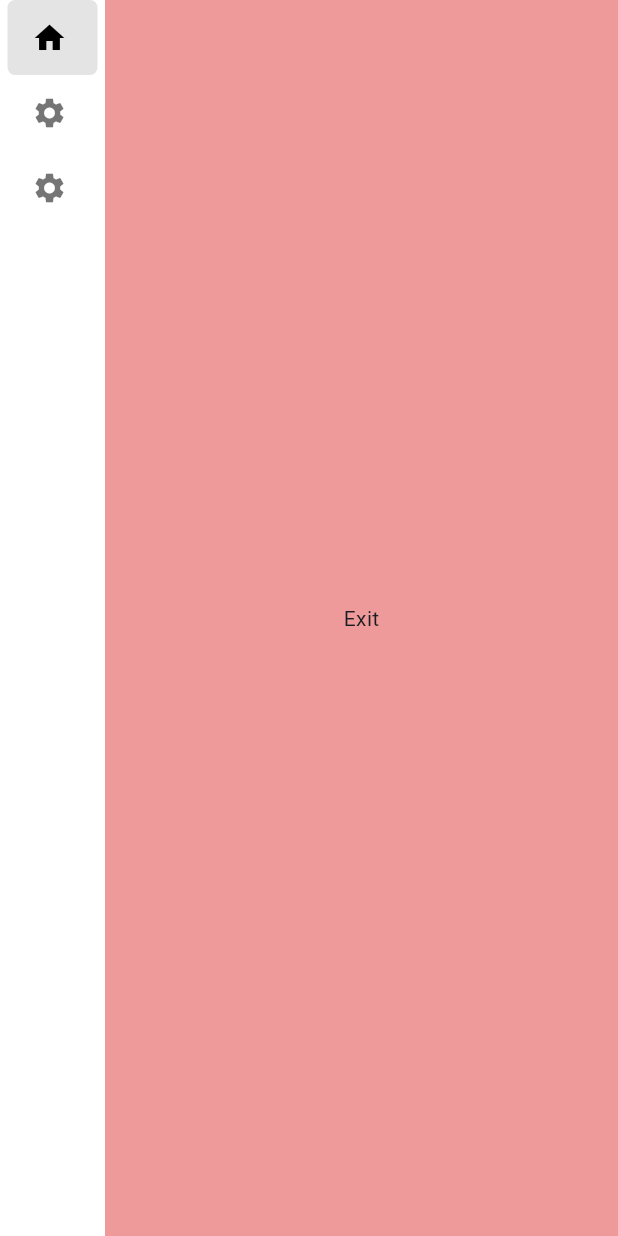
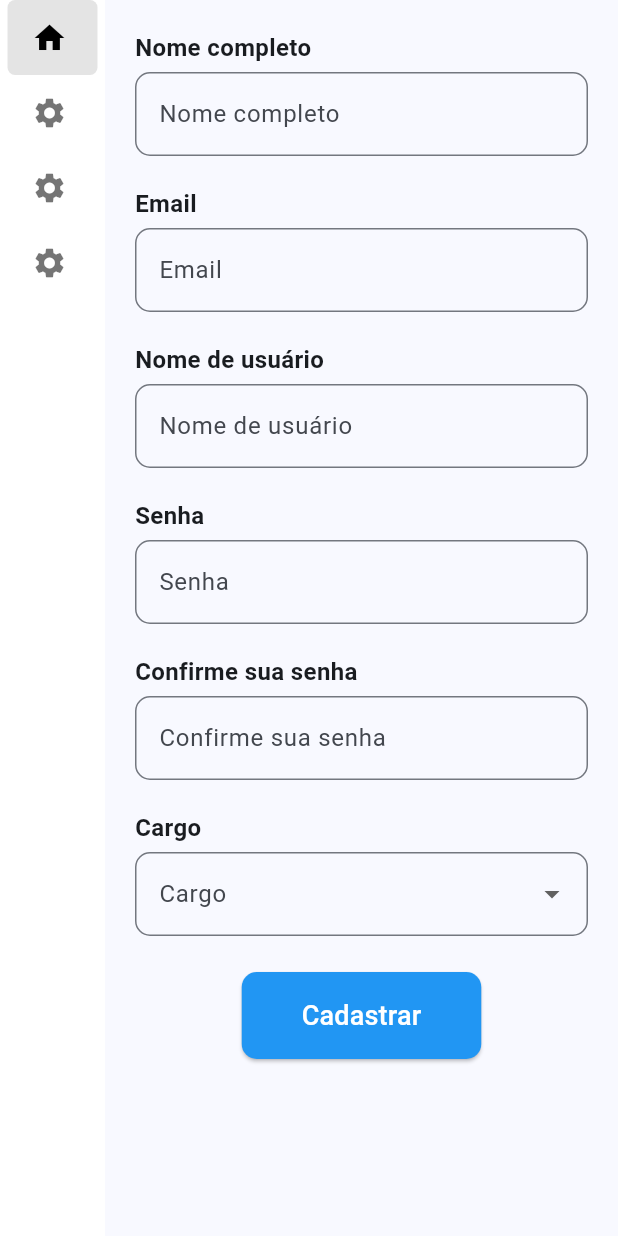
Before and after one commit to LeonardoTacca/Gerenciapinhal-FrontEnd, a Flutter app: the HomePage screen opened directly, swiped to page 2, on a phone screen of 412 x 824 dp. Run offline on Flutter 3.47's test engine with Material 3 defaults, Android fonts, the phone set to English and light mode, and no system bars; drawn by our look-alikes of easy_sidemenu.

Commit message:
Criação das telas de cadastro de maquinas, usuarios e peças

```diff
--- a/analysis_options.yaml
+++ b/analysis_options.yaml
@@ -7,6 +7,9 @@
 
 # The following line activates a set of recommended lints for Flutter apps,
 # packages, and plugins designed to encourage good coding practices.
+analyzer:
+  errors:
+    must_be_immutable: ignore
 include: package:flutter_lints/flutter.yaml
 
 linter:
--- a/lib/home/home_page.dart
+++ b/lib/home/home_page.dart
@@ -3,6 +3,9 @@ import 'dart:io';
 import 'package:easy_sidemenu/easy_sidemenu.dart';
 import 'package:flutter/material.dart';
 import 'package:flutter/services.dart';
+import 'package:gerencia_manutencao/maquinas/cadastro_de_maquinas_page.dart';
+import 'package:gerencia_manutencao/pecas/cadastro_pecas_page.dart';
+import 'package:gerencia_manutencao/usuarios/cadastro_usuarios_page.dart';
 
 class HomePage extends StatefulWidget {
   const HomePage({super.key});
@@ -40,7 +43,14 @@ class _HomePageState extends State<HomePage> {
         icon: const Icon(Icons.settings),
       ),
       SideMenuItem(
-        title: 'Gerenciamento de maquinas',
+        title: 'Cadastro de Peças',
+        onTap: (index, sideMenuController) {
+          sideMenuController.changePage(index);
+        },
+        icon: const Icon(Icons.settings),
+      ),
+      SideMenuItem(
+        title: 'Cadastro de Maquinas',
         onTap: (index, sideMenuController) {
           sideMenuController.changePage(index);
         },
@@ -66,11 +76,11 @@ class _HomePageState extends State<HomePage> {
                   controller: controllerTelas,
                   children: const [
                     Center(
-                      child: Text('Bem vindo ao gerenciador de manutenção'),
+                      child: Text('Dashboard'),
                     ),
-                    Center(
-                      child: Text('Exit'),
-                    ),
+                    CadastroUsuariosPage(),
+                    CadastroPecasPage(),
+                    CadastroMaquinasPage(),
                     Center(
                       child: Text('Exit'),
                     ),
--- /dev/null
+++ b/lib/usuarios/cadastro_usuarios_page.dart
@@ -0,0 +1,156 @@
+import 'package:flutter/material.dart';
+import 'package:gerencia_manutencao/usuarios/cadastro_usuarios_service.dart';
+
+class CadastroUsuariosPage extends StatefulWidget {
+  const CadastroUsuariosPage({super.key});
+
+  @override
+  State<CadastroUsuariosPage> createState() => _CadastroUsuariosPageState();
+}
+
+class _CadastroUsuariosPageState extends State<CadastroUsuariosPage> {
+  final formKey = GlobalKey<FormState>();
+  final TextEditingController nomeController = TextEditingController();
+  final TextEditingController emailController = TextEditingController();
+  final TextEditingController senhaController = TextEditingController();
+  final TextEditingController confirmacaoSenhaController = TextEditingController();
+  final TextEditingController usuarioController = TextEditingController();
+  CadastroUsuariosService cadastroUsuariosService = CadastroUsuariosService();
+  final List<String> _opcoes = ['AdministradorGeral', 'AdministradorManutencao', 'OperadorManutencao', 'Operador'];
+  String? _opcaoSelecionada;
+  bool obscuredSenha = true;
+  bool obscuredSenhaConfirmacao = true;
+
+  @override
+  Widget build(BuildContext context) {
+    return Scaffold(
+      body: SizedBox(
+        width: double.infinity,
+        height: double.infinity,
+        child: SingleChildScrollView(
+          child: ListenableBuilder(
+              listenable: cadastroUsuariosService,
+              builder: (context, _) {
+                if (cadastroUsuariosService.errorMessage == null &&
+                    !cadastroUsuariosService.isLoading &&
+                    cadastroUsuariosService.email != null) {
+                  WidgetsBinding.instance.addPostFrameCallback((_) {
+                    if (mounted) {
+                      Navigator.of(context).pushReplacementNamed('/home');
+                    }
+                  });
+                }
+                return Padding(
+                  padding: const EdgeInsets.all(20.0),
+                  child: Column(
+                    children: [
+                      Form(
+                        key: formKey,
+                        child: LayoutBuilder(
+                          builder: (context, constraints) {
+                            return Wrap(
+                              spacing: 20,
+                              runSpacing: 20,
+                              alignment: WrapAlignment.center,
+                              children: [
+                                _buildTextField('Nome completo', nomeController),
+                                _buildTextField('Email', emailController, keyboardType: TextInputType.emailAddress),
+                                _buildTextField('Nome de usuário', usuarioController),
+                                _buildTextField('Senha', senhaController, obscureText: true),
+                                _buildTextField('Confirme sua senha', confirmacaoSenhaController, obscureText: true),
+                                _buildDropdownField(),
+                              ],
+                            );
+                          },
+                        ),
+                      ),
+                      const SizedBox(height: 24),
+                      ElevatedButton(
+                        onPressed: cadastroUsuariosService.isLoading
+                            ? null
+                            : () {
+                                if (formKey.currentState!.validate()) {
+                                  cadastroUsuariosService.nome = nomeController.text;
+                                  cadastroUsuariosService.email = emailController.text;
+                                  cadastroUsuariosService.usuario = usuarioController.text;
+                                  cadastroUsuariosService.senha = senhaController.text;
+                                  cadastroUsuariosService.confirmacaoSenha = confirmacaoSenhaController.text;
+
+                                  cadastroUsuariosService.enviarCadastroDeUsuarios();
+                                }
+                              },
+                        style: ElevatedButton.styleFrom(
+                          padding: const EdgeInsets.symmetric(vertical: 16, horizontal: 40),
+                          backgroundColor: Colors.blue,
+                          shape: RoundedRectangleBorder(
+                            borderRadius: BorderRadius.circular(10),
+                          ),
+                        ),
+                        child: const Text(
+                          'Cadastrar',
+                          style: TextStyle(fontSize: 18, color: Colors.white),
+                        ),
+                      ),
+                    ],
+                  ),
+                );
+              }),
+        ),
+      ),
+    );
+  }
+
+  Widget _buildTextField(String label, TextEditingController controller,
+      {bool obscureText = false, TextInputType? keyboardType}) {
+    return Column(
+      crossAxisAlignment: CrossAxisAlignment.start,
+      children: [
+        Text(label, style: const TextStyle(fontWeight: FontWeight.bold, fontSize: 16)),
+        const SizedBox(height: 5),
+        TextFormField(
+          controller: controller,
+          obscureText: obscureText,
+          keyboardType: keyboardType,
+          decoration: InputDecoration(
+            border: OutlineInputBorder(
+              borderRadius: BorderRadius.circular(10),
+            ),
+            labelText: label,
+          ),
+          validator: (value) => value?.isEmpty ?? true ? 'Campo obrigatório' : null,
+        ),
+      ],
+    );
+  }
+
+  Widget _buildDropdownField() {
+    return Column(
+      crossAxisAlignment: CrossAxisAlignment.start,
+      children: [
+        const Text('Cargo', style: TextStyle(fontWeight: FontWeight.bold, fontSize: 16)),
+        const SizedBox(height: 5),
+        DropdownButtonFormField<String>(
+          decoration: InputDecoration(
+            border: OutlineInputBorder(
+              borderRadius: BorderRadius.circular(10),
+            ),
+            labelText: 'Cargo',
+          ),
+          value: _opcaoSelecionada,
+          items: _opcoes.map((String opcao) {
+            return DropdownMenuItem<String>(
+              value: opcao,
+              child: Text(opcao),
+            );
+          }).toList(),
+          onChanged: (String? novaOpcao) {
+            setState(() {
+              _opcaoSelecionada = novaOpcao;
+            });
+          },
+          validator: (value) => value == null ? 'Selecione um cargo' : null,
+        ),
+      ],
+    );
+  }
+}
--- /dev/null
+++ b/lib/usuarios/cadastro_usuarios_service.dart
@@ -0,0 +1,64 @@
+import 'dart:convert';
+import 'package:http/http.dart' as http;
+import 'package:flutter/material.dart';
+
+class CadastroUsuariosService extends ChangeNotifier {
+  String? nome;
+  String? email;
+  String? senha;
+  String? confirmacaoSenha;
+  String? usuario;
+  bool precisaRedefinir = true;
+
+  // Estado
+  bool isLoading = false;
+  String? errorMessage;
+  Future<void> enviarCadastroDeUsuarios() async {
+    final String baseUrl = "SUA_URL_DO_BACKEND";
+
+    // Dados do usuário
+
+    Future<void> sendDataToBackend() async {
+      if (senha != confirmacaoSenha) {
+        errorMessage = 'As senhas não coincidem';
+        notifyListeners();
+        return;
+      }
+
+      isLoading = true;
+      errorMessage = null;
+      notifyListeners();
+
+      try {
+        final response = await http.post(
+          Uri.parse('$baseUrl/sua-rota'),
+          headers: {'Content-Type': 'application/json'},
+          body: json.encode({
+            'nome': nome,
+            'email': email,
+            'senha': senha,
+            'usuario': usuario,
+            'precisa_redefinir': precisaRedefinir,
+          }),
+        );
+
+        if (response.statusCode == 200) {
+          isLoading = false;
+          notifyListeners();
+        } else {
+          errorMessage = 'Erro no servidor: ${response.statusCode}';
+          if (response.body.isNotEmpty) {
+            final errorData = json.decode(response.body);
+            errorMessage = errorData['message'] ?? errorMessage;
+          }
+          isLoading = false;
+          notifyListeners();
+        }
+      } catch (e) {
+        errorMessage = 'Erro de conexão: ${e.toString()}';
+        isLoading = false;
+        notifyListeners();
+      }
+    }
+  }
+}
--- a/pubspec.yaml
+++ b/pubspec.yaml
@@ -12,7 +12,7 @@ dependencies:
   flutter:
     sdk: flutter
   http: ^0.13.6
-
+  intl: ^0.18.0
   easy_sidemenu: ^0.6.1
   cupertino_icons: ^1.0.8
 
```
Also changed, not shown: lib/maquinas/cadastro_de_maquinas_page.dart (added, +119 -0 lines), lib/pecas/cadastro_pecas_page.dart (added, +148 -0 lines), pubspec.lock.
